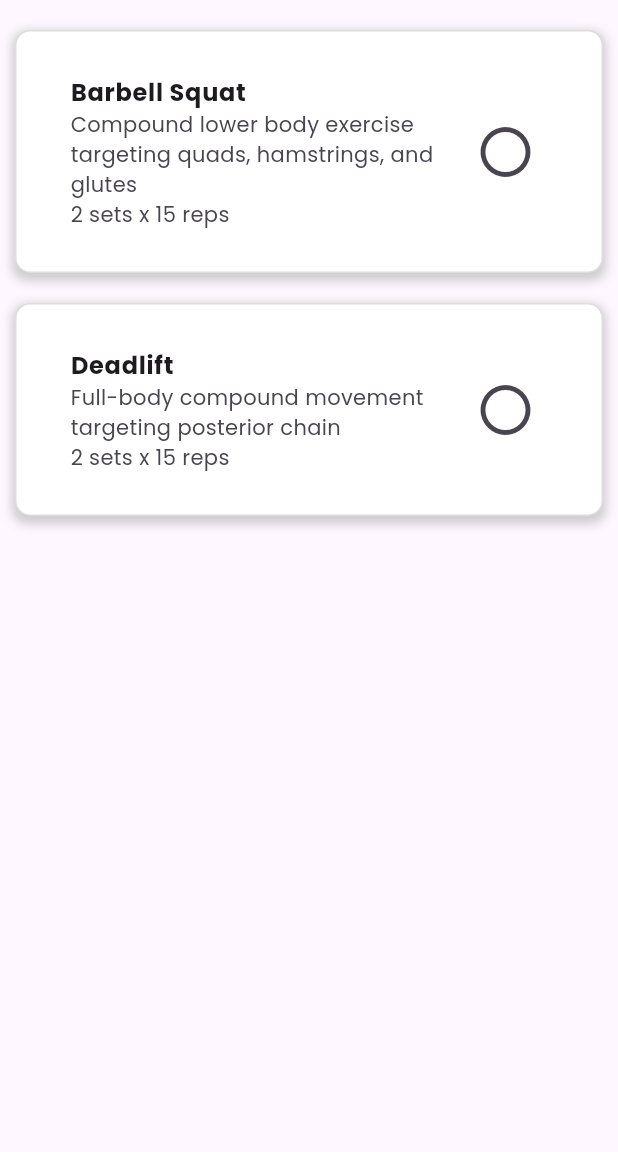
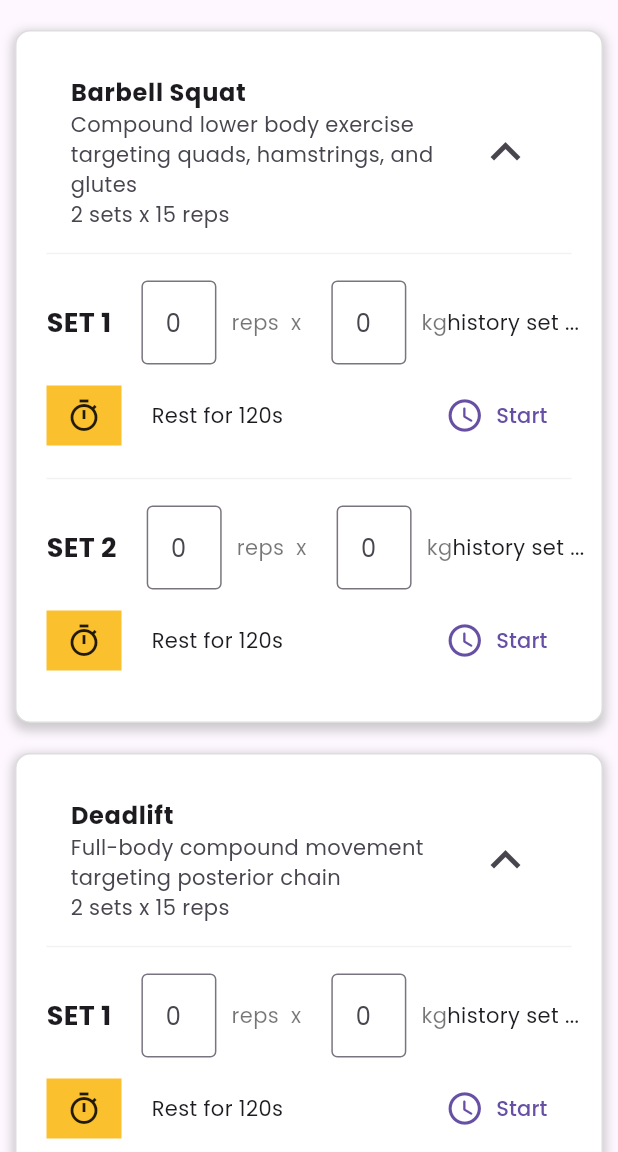
Before and after one commit to phuravongpech/jim, a Flutter app: the WorkoutScreen screen opened directly with sample values from the repository, on a phone screen of 412 x 824 dp, the part 84-1236 px from its top. Run offline on Flutter 3.47's test engine with Material 3 defaults, Android fonts, the phone set to English and light mode, and no system bars; drawn by our look-alikes of timer_count_down; our stand-ins replace google_fonts, logger.

Commit message:
fix the form, implement timer

```diff
--- a/lib/models/exercise.dart
+++ b/lib/models/exercise.dart
@@ -17,6 +17,6 @@ class Exercise {
 
   @override
   String toString() {
-    return 'Exercise{id: $id, name: $name, description: $description, category: $category}';
+    return 'Exercise{\n  name: $name,\n  description: $description,\n  category: $category\n}';
   }
 }
--- a/lib/models/workout_exercise.dart
+++ b/lib/models/workout_exercise.dart
@@ -21,6 +21,6 @@ class WorkoutExercise {
 
   @override
   String toString() {
-    return 'WorkoutExercise{id: $id, workout: ${workout.name}, exercise: ${exercise.name}, set: $set, restTimeSecond: $restTimeSecond}';
+    return 'WorkoutExercise{\n  workout: ${workout.name},\n  exercise: ${exercise.name},\n  set: $set,\n  restTimeSecond: $restTimeSecond\n}';
   }
 }
--- /dev/null
+++ b/lib/screens/workout/widgets/countdown_timer.dart
@@ -0,0 +1,94 @@
+import 'package:flutter/material.dart';
+import 'package:timer_count_down/timer_controller.dart';
+import 'package:timer_count_down/timer_count_down.dart';
+
+class CountdownTimer extends StatefulWidget {
+  final int restTimeSecond;
+  const CountdownTimer({
+    super.key,
+    required this.restTimeSecond,
+  });
+
+  @override
+  State<CountdownTimer> createState() => _CountdownTimerState();
+}
+
+class _CountdownTimerState extends State<CountdownTimer> {
+  final CountdownController _controller = CountdownController(autoStart: false);
+  bool isStarted = false;
+  bool isPaused = false;
+
+  @override
+  Widget build(BuildContext context) {
+    return Row(
+      children: [
+        Countdown(
+            controller: _controller,
+            seconds: widget.restTimeSecond,
+            build: (_, double time) => isStarted
+                ? TextButton.icon(
+                    style: const ButtonStyle(
+                      iconSize: WidgetStatePropertyAll(26),
+                      // iconColor: WidgetStatePropertyAll(Colors.cyanAccent),
+                    ),
+                    onPressed: () {
+                      if (isPaused) {
+                        _controller.resume();
+                        setState(() {
+                          isPaused = false;
+                        });
+                      } else {
+                        _controller.pause();
+                        setState(() {
+                          isPaused = true;
+                        });
+                      }
+                    },
+                    label: Text(time.toString()),
+                    icon: isPaused
+                        ? const Icon(Icons.play_arrow_rounded)
+                        : const Icon(Icons.pause),
+                    iconAlignment: IconAlignment.start,
+                  )
+                : TextButton.icon(
+                    style: const ButtonStyle(
+                      iconSize: WidgetStatePropertyAll(26),
+                      // iconColor: WidgetStatePropertyAll(color),
+                    ),
+                    onPressed: () {
+                      if (!isStarted) {
+                        _controller.start();
+                        setState(() {
+                          isStarted = true;
+                        });
+                      }
+                    },
+                    label: const Text('Start'),
+                    icon: const Icon(Icons.access_time_rounded),
+                    iconAlignment: IconAlignment.start,
+                  ),
+            interval: const Duration(milliseconds: 1000),
+            onFinished: () {
+              showDialog(
+                context: context,
+                builder: (BuildContext context) {
+                  return AlertDialog(
+                    title: const Text('Timer Finished'),
+                    content: const Text(
+                        'The countdown timer has completed. Go back to next set!!!'),
+                    actions: <Widget>[
+                      TextButton(
+                        child: const Text('OK'),
+                        onPressed: () {
+                          Navigator.of(context).pop();
+                        },
+                      ),
+                    ],
+                  );
+                },
+              );
+            })
+      ],
+    );
+  }
+}
--- a/lib/screens/workout/widgets/exercise_card.dart
+++ b/lib/screens/workout/widgets/exercise_card.dart
@@ -1,5 +1,5 @@
-
 import 'package:flutter/material.dart';
+import 'package:logger/logger.dart';
 
 import '../../../models/workout_exercise.dart';
 import '../../../models/workout_log.dart';
@@ -7,21 +7,40 @@ import 'exercise_log_card.dart';
 
 class ExerciseCard extends StatefulWidget {
   final WorkoutExercise currentWorkoutExercise;
-  final Function(List<WorkoutLog>) addLog;
 
   const ExerciseCard({
     super.key,
     required this.currentWorkoutExercise,
-    required this.addLog,
   });
 
   @override
-  State<ExerciseCard> createState() => _ExerciseCardState();
+  State<ExerciseCard> createState() => ExerciseCardState();
 }
 
-class _ExerciseCardState extends State<ExerciseCard> {
-  bool isOpened = false;
+class ExerciseCardState extends State<ExerciseCard> {
+  bool isOpened = true;
   List<WorkoutLog> currentExerciseLogs = [];
+  final List<GlobalKey<ExerciseLogCardState>> logList = [];
+
+  final logger = Logger();
+
+  @override
+  void initState() {
+    super.initState();
+    logList.addAll(List.generate(widget.currentWorkoutExercise.set,
+        (index) => GlobalKey<ExerciseLogCardState>()));
+  }
+
+  List<WorkoutLog>? validateDataFromEachSet() {
+    currentExerciseLogs.clear();
+    for (var i = 0; i < widget.currentWorkoutExercise.set; i++) {
+      final log = logList[i].currentState?.validateAndCreateLog;
+      if (log != null) {
+        currentExerciseLogs.add(log);
+      }
+    }
+    return currentExerciseLogs.isNotEmpty ? currentExerciseLogs : null;
+  }
 
   void onClicked() {
     setState(() {
@@ -71,18 +90,12 @@ class _ExerciseCardState extends State<ExerciseCard> {
               ),
               if (isOpened)
                 Column(
-                  children: [
-                    for (var i = 0; i < widget.currentWorkoutExercise.set; i++)
-                      ExerciseLogCard(
-                        workoutExercise: widget.currentWorkoutExercise,
-                        setNumber: i,
-                        onLogUpdated: (log) {
-                          currentExerciseLogs.add(log!);
-                          widget.addLog(currentExerciseLogs);
-                        },
-                      ),
-                  ],
-                )
+                    children: List.generate(
+                        widget.currentWorkoutExercise.set,
+                        (index) => ExerciseLogCard(
+                            key: logList[index],
+                            workoutExercise: widget.currentWorkoutExercise,
+                            setNumber: index)))
             ],
           ),
         ),
--- a/lib/screens/workout/workout_screen.dart
+++ b/lib/screens/workout/workout_screen.dart
@@ -1,5 +1,6 @@
 import 'package:flutter/material.dart';
 import 'package:jim/data/workout_data.dart';
+import 'package:jim/models/workout_exercise.dart';
 import 'package:logger/logger.dart';
 
 import '../../models/workout.dart';
@@ -16,26 +17,29 @@ class WorkoutScreen extends StatefulWidget {
 }
 
 class _WorkoutScreenState extends State<WorkoutScreen> {
-  late final list =
-      widget.currentWorkout.getExercisesFromWorkout(workoutExercises);
+  final List<WorkoutExercise> list = [];
   final List<WorkoutLog> logDataList = [];
   final logger = Logger();
+  final List<GlobalKey<ExerciseCardState>> exerciseCardKeys = [];
+
+  @override
+  void initState() {
+    super.initState();
+    list.addAll(widget.currentWorkout.getExercisesFromWorkout(workoutExercises));
+    exerciseCardKeys.addAll(List.generate(list.length, (index) => GlobalKey<ExerciseCardState>()));
+  }
 
   void _saveWorkout() {
-    // // Validate that logs are not empty before saving
-    // if (logDataList.isNotEmpty) {
-    //   Navigator.pop(context, logDataList);
-    // } else {
-    //   // Optional: Show a dialog or snackbar that no logs have been recorded
-    //   ScaffoldMessenger.of(context).showSnackBar(
-    //     const SnackBar(
-    //         content: Text('Please log at least one set before saving')),
-    //   );
-    // }
-    logger.d(logDataList.map((e) => e.workoutExercise.exercise).toString());
+    logDataList.clear();
+    for (var i = 0; i < exerciseCardKeys.length; i++) {
+      final logs = exerciseCardKeys[i].currentState?.validateDataFromEachSet();
+      if (logs != null) {
+        logDataList.addAll(logs);
+      }
+    }
+
     Navigator.pop(context, logDataList);
-    // print(
-    //     'log data list = ${}');
+    logger.d(logDataList);
   }
 
   @override
@@ -66,12 +70,8 @@ class _WorkoutScreenState extends State<WorkoutScreen> {
       body: ListView.builder(
         itemCount: list.length,
         itemBuilder: (context, index) => ExerciseCard(
+          key: exerciseCardKeys[index],
           currentWorkoutExercise: list[index],
-          addLog: (data) {
-            setState(() {
-              logDataList.addAll(data);
-            });
-          },
         ),
       ),
     );
--- a/pubspec.yaml
+++ b/pubspec.yaml
@@ -34,6 +34,7 @@ dependencies:
   uuid: ^4.4.2
   intl: ^0.18.1
   logger : ^2.5.0
+  timer_count_down : ^2.2.0
 
 
   # The following adds the Cupertino Icons font to your application.
```
Also changed, not shown: lib/main.dart (+30 -1 lines), lib/models/workout.dart (+7 -1 lines), lib/models/workout_log.dart (+6 -1 lines), lib/screens/workout/widgets/exercise_log_card.dart (+29 -44 lines), pubspec.lock.
